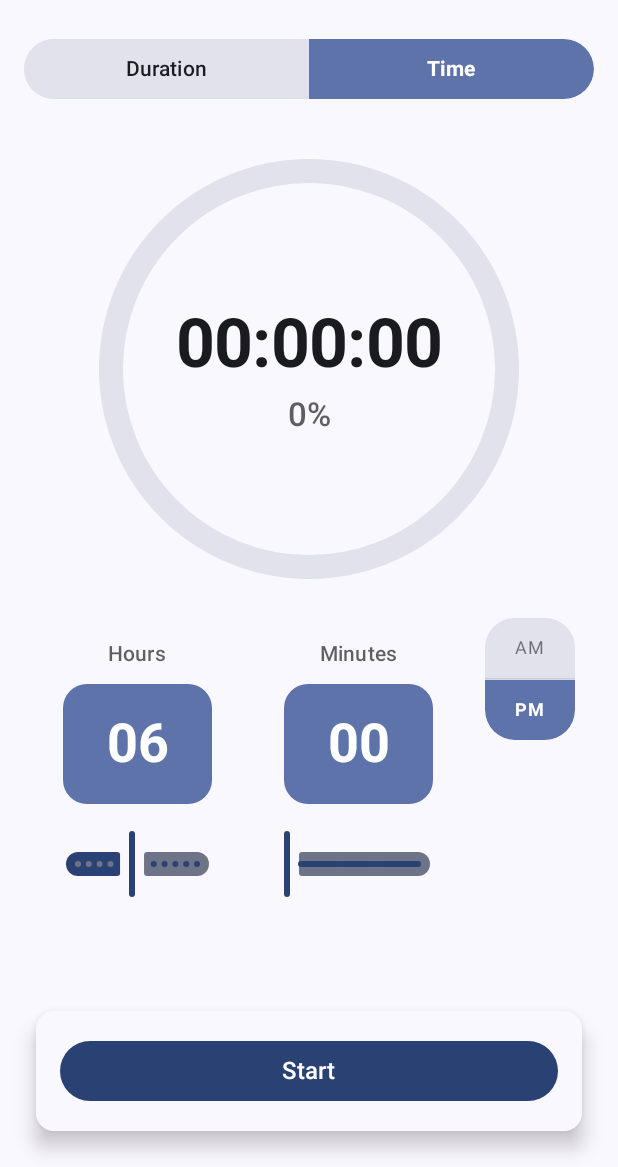
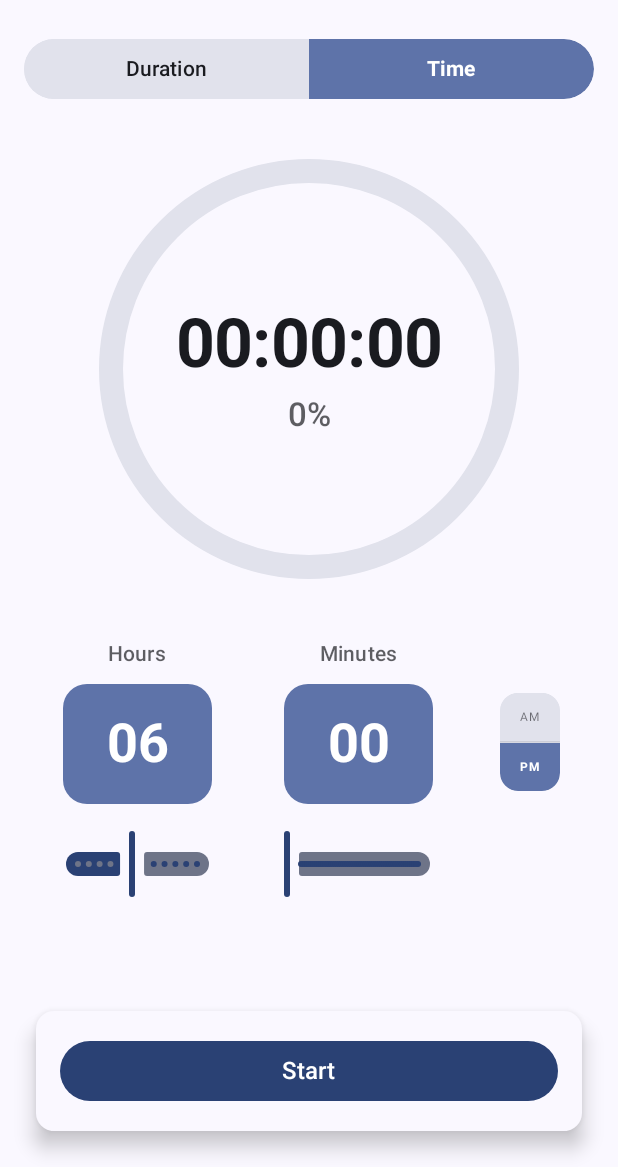
Before and after one commit to teja2495/simple-progress, an Android app built with Jetpack Compose: the screen it shows after launch (MainActivity), after a tap on "Time", on a phone screen of 412 x 824 dp, the part 69-1236 px from its top. Run offline under Robolectric (Android 15) with nearby library versions, the phone set to English and light mode, and no system bars.

Commit message:
feat: update ui

```diff
--- a/app/src/main/java/com/example/simple_progress/MainActivity.kt
+++ b/app/src/main/java/com/example/simple_progress/MainActivity.kt
@@ -393,15 +393,16 @@ fun UnifiedTimeInput(
                 if (timerMode == "target_time") {
                     Column(
                         modifier = Modifier.weight(0.5f),
-                        horizontalAlignment = Alignment.CenterHorizontally
+                        horizontalAlignment = Alignment.CenterHorizontally,
+                        verticalArrangement = Arrangement.Center
                     ) {
-
+                        Spacer(modifier = Modifier.height(50.dp))
                         Card(
-                            modifier = Modifier.width(60.dp),
+                            modifier = Modifier.width(40.dp),
                             colors = CardDefaults.cardColors(
                                 containerColor = MaterialTheme.colorScheme.surfaceVariant
                             ),
-                            shape = RoundedCornerShape(20.dp)
+                            shape = RoundedCornerShape(12.dp)
                         ) {
                             Column(
                                 horizontalAlignment = Alignment.CenterHorizontally
@@ -413,7 +414,7 @@ fun UnifiedTimeInput(
                                         .background(
                                             if (isAM) MaterialTheme.colorScheme.primaryContainer
                                             else MaterialTheme.colorScheme.surfaceVariant,
-                                            shape = RoundedCornerShape(topStart = 20.dp, topEnd = 20.dp)
+                                            shape = RoundedCornerShape(topStart = 12.dp, topEnd = 12.dp)
                                         )
                                         .clickable {
                                             val currentHour12 = when (targetHour) {
@@ -424,12 +425,12 @@ fun UnifiedTimeInput(
                                             }
                                             onTargetTimeChanged(currentHour12, targetMinute)
                                         }
-                                        .padding(vertical = 8.dp),
+                                        .padding(vertical = 4.dp),
                                     contentAlignment = Alignment.Center
                                 ) {
                                     Text(
                                         "AM",
-                                        fontSize = 12.sp,
+                                        fontSize = 8.sp,
                                         fontWeight = if (isAM) FontWeight.Bold else FontWeight.Normal,
                                         color = if (isAM) MaterialTheme.colorScheme.onPrimaryContainer
                                                else MaterialTheme.colorScheme.onSurface.copy(alpha = 0.6f)
@@ -449,7 +450,7 @@ fun UnifiedTimeInput(
                                         .background(
                                             if (!isAM) MaterialTheme.colorScheme.primaryContainer
                                             else MaterialTheme.colorScheme.surfaceVariant,
-                                            shape = RoundedCornerShape(bottomStart = 20.dp, bottomEnd = 20.dp)
+                                            shape = RoundedCornerShape(bottomStart = 12.dp, bottomEnd = 12.dp)
                                         )
                                         .clickable {
                                             val currentHour12 = when (targetHour) {
@@ -460,12 +461,12 @@ fun UnifiedTimeInput(
                                             }
                                             onTargetTimeChanged(currentHour12 + 12, targetMinute)
                                         }
-                                        .padding(vertical = 8.dp),
+                                        .padding(vertical = 4.dp),
                                     contentAlignment = Alignment.Center
                                 ) {
                                     Text(
                                         "PM",
-                                        fontSize = 12.sp,
+                                        fontSize = 8.sp,
                                         fontWeight = if (!isAM) FontWeight.Bold else FontWeight.Normal,
                                         color = if (!isAM) MaterialTheme.colorScheme.onPrimaryContainer
                                                else MaterialTheme.colorScheme.onSurface.copy(alpha = 0.6f)
```
